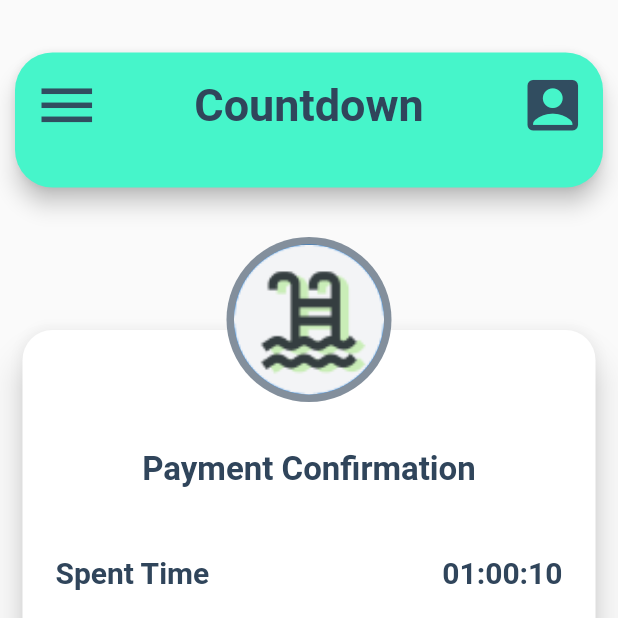
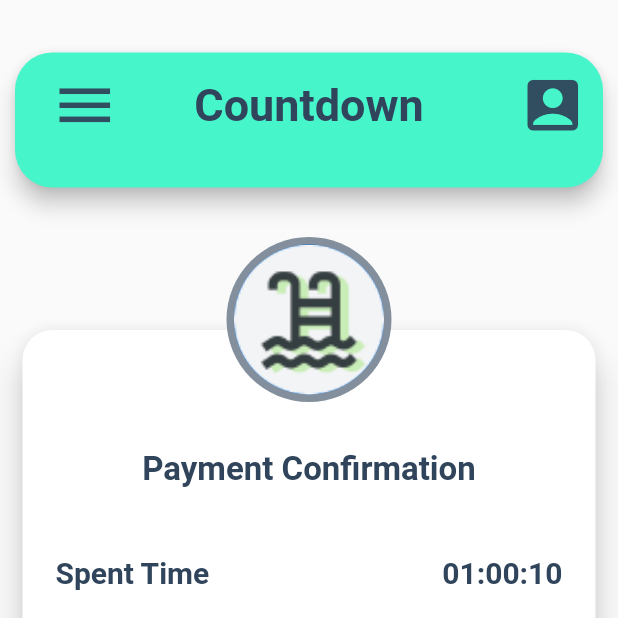
Before and after one commit to HMAHD/unifit, a Flutter app: the CountPool screen opened directly, on a phone screen of 412 x 824 dp, the top half of it. Run offline on Flutter 3.47's test engine with Material 2 defaults, Android fonts, the phone set to English and light mode, and no system bars; our stand-ins replace hexcolor, logger; missing offline and left inert: nowa_runtime, qr_code_scanner; Roboto replaces fonts that are missing (Poppins).

Commit message:
Update countdown_pool_payment.dart

```diff
--- a/lib/pages/countdown_pool_payment.dart
+++ b/lib/pages/countdown_pool_payment.dart
@@ -1,6 +1,7 @@
 import 'package:flutter/material.dart';
 import 'package:hexcolor/hexcolor.dart';
 import 'package:unifit/pages/user_profile.dart';
+import 'package:unifit/widgets/drawer_menu.dart';
 
 class CountPool extends StatefulWidget {
   const CountPool({super.key});
@@ -15,6 +16,7 @@ class _CountPoolState extends State<CountPool> {
     double width = MediaQuery.of(context).size.width;
     double height = MediaQuery.of(context).size.height;
     return Scaffold(
+      drawer: const CustomDrawer(),
       body: Column(
         children: [
           const SizedBox(height: 35),
@@ -205,7 +207,13 @@ PreferredSizeWidget getCustomAppBar(BuildContext context) {
         horizontal: 10.0,
       ),
       child: AppBar(
-        leading: IconButton(
+        leading: Builder(
+          builder: (BuildContext context) {
+            return Padding(
+              padding: const EdgeInsets.only(
+                left: 12,
+              ),
+              child: IconButton(
                 padding: const EdgeInsets.only(left: 12, bottom: 20),
                 icon: const Icon(
                   Icons.menu,
@@ -213,7 +221,12 @@ PreferredSizeWidget getCustomAppBar(BuildContext context) {
                   size: 45,
                 ),
                 tooltip: 'menu Icon',
-          onPressed: () {},
+                onPressed: () {
+                  Scaffold.of(context).openDrawer();
+                },
+              ),
+            );
+          },
         ),
         title: const Padding(
           padding: EdgeInsets.only(bottom: 20),
```
Lines whose indentation alone changed are shown as unchanged.
